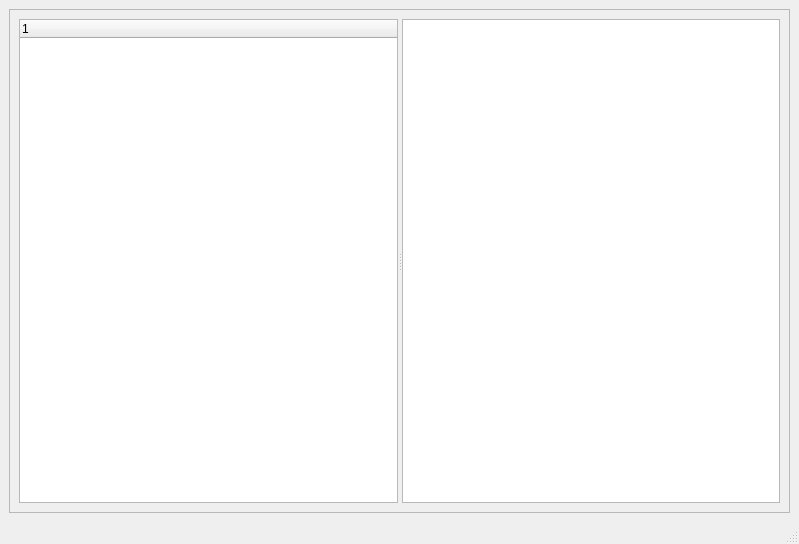
First picture: the form in src/rc_metastudio/forms/results_window.ui, repository AliSalman-et-al/openmeta-analyst-community, before the edit.
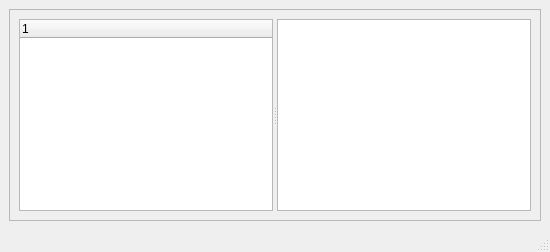
Second picture: the form after the edit.

Diff of the .ui file:
```diff
--- a/src/rc_metastudio/forms/results_window.ui
+++ b/src/rc_metastudio/forms/results_window.ui
@@ -6,8 +6,8 @@
    <rect>
     <x>0</x>
     <y>0</y>
-    <width>799</width>
-    <height>544</height>
+    <width>0</width>
+    <height>0</height>
    </rect>
   </property>
   <property name="windowTitle">
```
